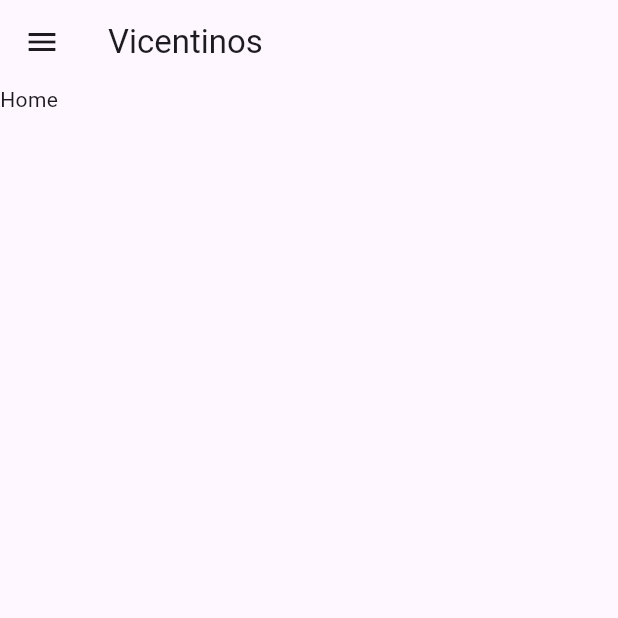
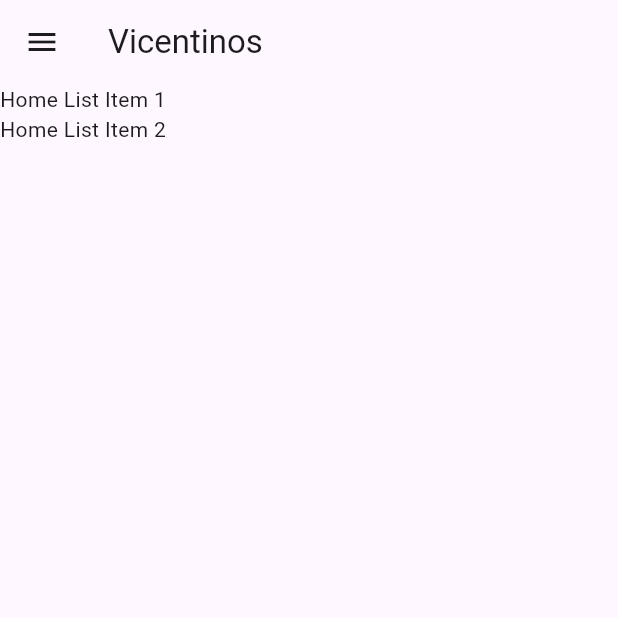
Before and after one commit to tarsislimadev/vicentinos, a Flutter app: the screen it shows after launch, on a phone screen of 412 x 824 dp, the top half of it. Run offline on Flutter 3.47's test engine with Material 3 defaults, Android fonts, the phone set to English and light mode, and no system bars.

Commit message:
Updating app files

```diff
--- a/src/app/lib/main.dart
+++ b/src/app/lib/main.dart
@@ -20,11 +20,11 @@ class MyHomePage extends StatefulWidget {
 class _MyHomePageState extends State<MyHomePage> {
   int _selectedIndex = 0;
 
-  static const List<Widget> _widgetOptions = <Widget>[
-    Text('Home'),
-    Text('People'),
-    Text('Houses'),
-    Text('Events'),
+  static List<Widget> _widgetOptions = <Widget>[
+    HomePage(),
+    PeoplePage(),
+    HousesPage(),
+    EventsPage(),
   ];
 
   void _onItemTapped(int index) {
@@ -88,3 +88,79 @@ class _MyHomePageState extends State<MyHomePage> {
     );
   }
 }
+
+class HomePage extends StatefulWidget {
+  @override
+  State<StatefulWidget> createState() => _HomePageState();
+}
+
+class _HomePageState extends State<HomePage> {
+  @override
+  Widget build(BuildContext context) {
+    return Scaffold(
+      body: ListView(
+        children: [
+          Text('Home List Item 1'),
+          Text('Home List Item 2'),
+        ],
+      ),
+    );
+  }
+}
+
+class PeoplePage extends StatefulWidget {
+  @override
+  State<StatefulWidget> createState() => _PeoplePageState();
+}
+
+class _PeoplePageState extends State<PeoplePage> {
+  @override
+  Widget build(BuildContext context) {
+    return Scaffold(
+      body: ListView(
+        children: [
+          Text('People List Item 1'),
+          Text('People List Item 2'),
+        ],
+      ),
+    );
+  }
+}
+
+class HousesPage extends StatefulWidget {
+  @override
+  State<StatefulWidget> createState() => _HousesPageState();
+}
+
+class _HousesPageState extends State<HousesPage> {
+  @override
+  Widget build(BuildContext context) {
+    return Scaffold(
+      body: ListView(
+        children: [
+          Text('People List Item 1'),
+          Text('People List Item 2'),
+        ],
+      ),
+    );
+  }
+}
+
+class EventsPage extends StatefulWidget {
+  @override
+  State<StatefulWidget> createState() => _EventsPageState();
+}
+
+class _EventsPageState extends State<EventsPage> {
+  @override
+  Widget build(BuildContext context) {
+    return Scaffold(
+      body: ListView(
+        children: [
+          Text('Events List Item 1'),
+          Text('Events List Item 2'),
+        ],
+      ),
+    );
+  }
+}
```
